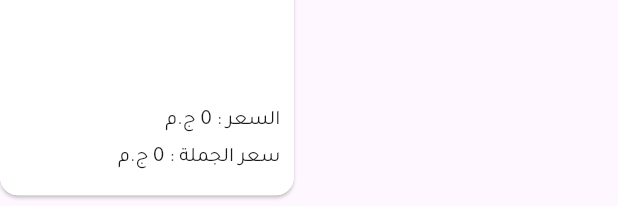
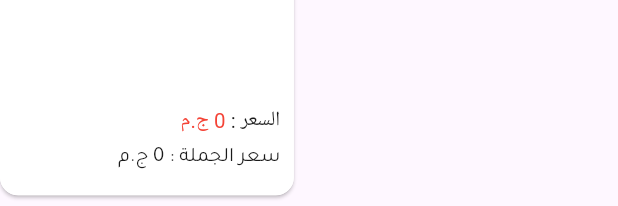
Before and after one commit to husseinhamed90/catalogat_app, a Flutter app: the ProductItemWidget widget shown alone on an empty page, opened directly with empty values, after a tap on the "more vert" icon, on a phone screen of 412 x 824 dp. Shown: the part 1027-1233 px from the top of the screen. Run offline on Flutter 3.47's test engine with Material 3 defaults, Android fonts, the phone set to English and light mode, and no system bars; our stand-ins replace auto_size_text, device_preview, dio, dotted_border, equatable, flutter_bloc and 6 more; generated files the repository leaves out were written again; network calls fail.

Commit message:
change color for price field some responsive updates

```diff
--- a/lib/core/config/app_config.dart
+++ b/lib/core/config/app_config.dart
@@ -1,3 +1,3 @@
 class AppConfig {
-  static const bool devicePreview = false;
+  static const bool devicePreview = true;
 }
--- a/lib/core/extensions/context_extension.dart
+++ b/lib/core/extensions/context_extension.dart
@@ -15,6 +15,7 @@ extension ContextExtension on BuildContext {
 
   AppLocalizations get l10n => AppLocalizations.of(this)!;
 
+  Locale get arabicLocale => const Locale(AppConstants.arabicLanguageCode);
   /// is arabic
   bool get isRtl => currentLocale.languageCode == AppConstants.arabicLanguageCode;
 }
--- a/lib/l10n/app_ar.arb
+++ b/lib/l10n/app_ar.arb
@@ -28,7 +28,7 @@
   "title_add_product_screen": "إضافة منتج",
   "action_editProduct": "تحديث المنتج",
   "title_edit_product_screen": "تحديث المنتج",
-  "price_1_value": "السعر : {price} ج.م",
+  "price_1_value": "السعر : ",
   "price_2_value": "سعر الجملة : {price} ج.م",
   "action_addBrand": "إضافة براند",
   "label_productCode": "كود المنتج",
--- a/lib/l10n/app_en.arb
+++ b/lib/l10n/app_en.arb
@@ -28,7 +28,7 @@
   "title_add_product_screen": "Add Product",
   "action_editProduct": "Edit Product",
   "title_edit_product_screen": "Edit Product",
-  "price_1_value": "Price 1 : {price} EGP",
+  "price_1_value": "Price 1 : ",
   "price_2_value": "Price 2 : {price} EGP",
   "action_addBrand": "Create Brand",
   "label_productCode": "Product Code",
--- a/lib/presentation/ui/brands/widgets/brand_products_list_widget.dart
+++ b/lib/presentation/ui/brands/widgets/brand_products_list_widget.dart
@@ -56,7 +56,7 @@ class BrandProductsListWidget extends StatelessWidget {
                 Builder(builder: (context) {
                   if(products.isNotEmpty) {
                     return SizedBox(
-                      height: 320.h,
+                      height: 330.h,
                       child: ListView.builder(
                         shrinkWrap: true,
                         padding: EdgeInsets.symmetric(horizontal: Dimens.horizontalSemiSmall),
--- a/lib/presentation/ui/products/screens/brand_all_products.dart
+++ b/lib/presentation/ui/products/screens/brand_all_products.dart
@@ -68,7 +68,7 @@ class BrandAllProducts extends StatelessWidget {
                       itemCount: brand.products.length,
                       gridDelegate: SliverGridDelegateWithFixedCrossAxisCount(
                         crossAxisCount: 2,
-                        mainAxisExtent: 320.h,
+                        mainAxisExtent: 330.h,
                         crossAxisSpacing: 4.w,
                       ),
                       itemBuilder: (context, index) {
--- a/lib/presentation/ui/products/widgets/product_item_widget.dart
+++ b/lib/presentation/ui/products/widgets/product_item_widget.dart
@@ -20,9 +20,6 @@ class _ProductItemWidgetState extends State<ProductItemWidget> {
       padding: EdgeInsets.only(bottom: Dimens.verticalSemiSmall),
       child: Card(
         color: Colors.white,
-        // shape: RoundedRectangleBorder(
-        //   borderRadius: BorderRadius.circular(12),
-        // ),
         elevation: 1,
         margin: EdgeInsets.zero,
         child: SizedBox(
@@ -91,7 +88,7 @@ class _ProductItemWidgetState extends State<ProductItemWidget> {
                                 ),
                               ),
                             ),
-                            Gap(5.h),
+                            Gap(15.h),
                             Container(
                               width: double.infinity,
                               padding: EdgeInsets.symmetric(horizontal: 8.w),
@@ -99,11 +96,21 @@ class _ProductItemWidgetState extends State<ProductItemWidget> {
                                 crossAxisAlignment: CrossAxisAlignment.start,
                                 children: [
                                   FittedBox(
-                                      child: Text(
-                                        style: TextStyle(color: AppColors.textColor, fontWeight: FontWeight.w400, fontSize: FontSize.xSmall),
-                                          maxLines: 1,
-                                          context.l10n.price_1_value((widget.item.price1 ?? 0.0).formatAsCurrency())
-                                      )
+                                    child: Text.rich(
+                                       TextSpan(
+                                          children: [
+                                            TextSpan(
+                                              text: context.l10n.price_1_value,
+                                              style: TextStyle(color: AppColors.textColor, fontWeight: FontWeight.w400, fontSize: FontSize.xSmall),
+                                            ),
+                                            TextSpan(
+                                              text: "${widget.item.price1?.formatAsCurrency() ?? ""} ج.م ",
+                                              style: TextStyle(color: Colors.red, fontWeight: FontWeight.w400, fontSize: FontSize.xSmall),
+                                            ),
+                                          ],
+                                        ),
+                                       maxLines: 1,
+                                    ),
                                   ),
                                   Gap(5.h),
                                   FittedBox(
```
Also changed, not shown: 1 other file.
